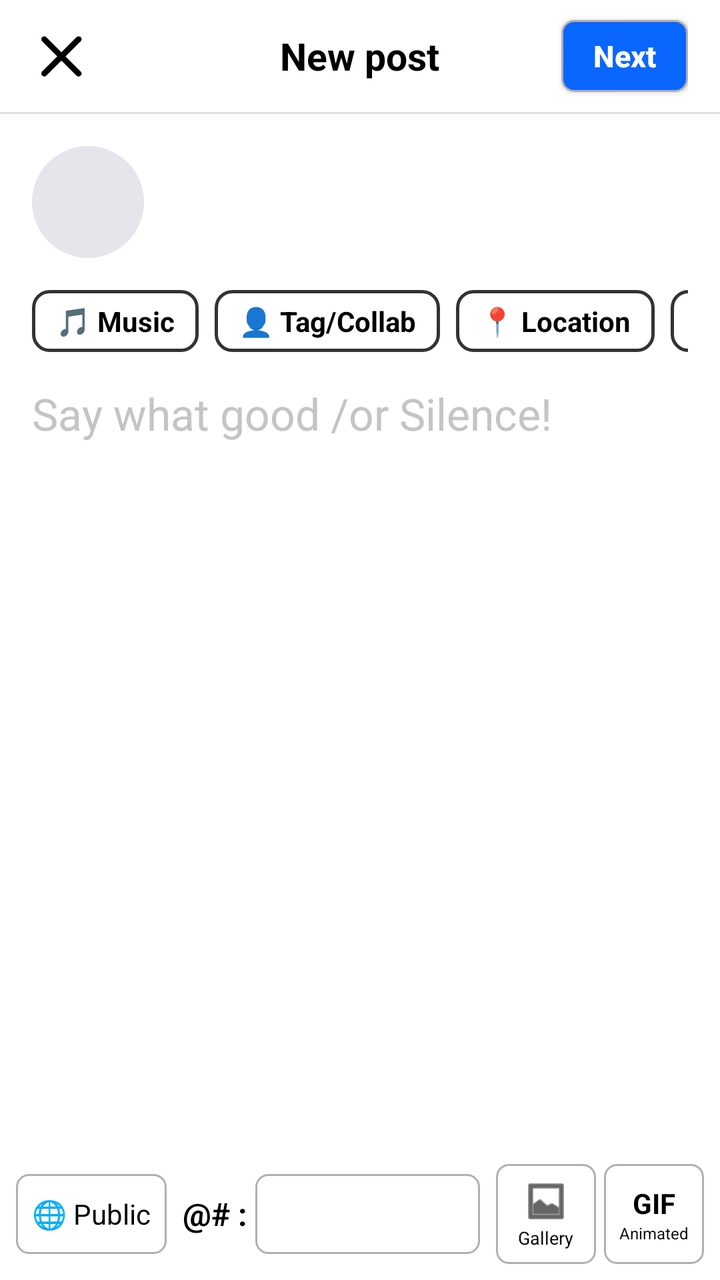
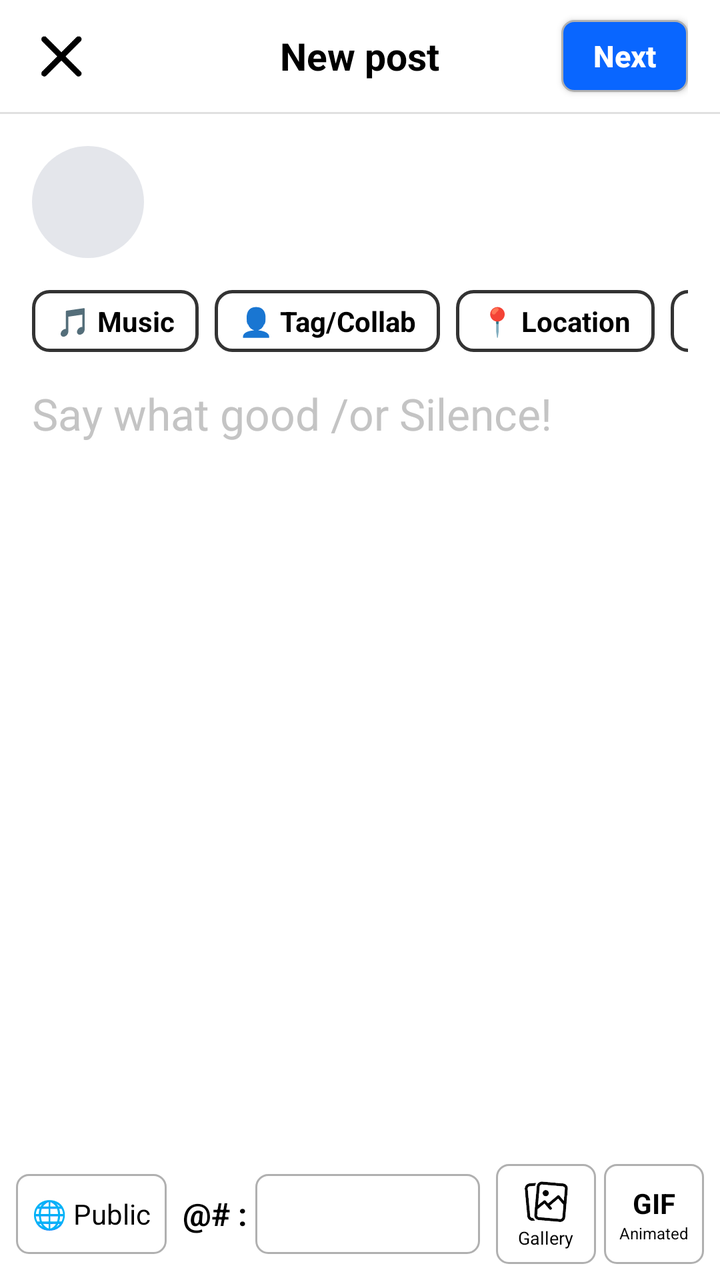

Compare the two renders of this Android layout. The source of the first and the diff that turns it into the second are given below.
<!-- AndroidManifest.xml: application theme Theme.AppCompat.Light.NoActionBar -->
<!-- res/layout/activity_new_post.xml -->
<?xml version="1.0" encoding="utf-8"?>
<RelativeLayout xmlns:android="http://schemas.android.com/apk/res/android"
    xmlns:app="http://schemas.android.com/apk/res-auto"
    android:layout_width="match_parent"
    android:layout_height="match_parent"
    android:background="#FFFFFF">

    
    <RelativeLayout
        android:id="@+id/topBar"
        android:layout_width="match_parent"
        android:layout_height="56dp"
        android:paddingHorizontal="16dp">

        <ImageView
            android:id="@+id/btnClose"
            android:layout_width="30dp"
            android:layout_height="30dp"
            android:layout_alignParentStart="true"
            android:layout_centerVertical="true"
            android:src="@drawable/ic_menu_close"
            app:tint="#000000" />

        <TextView
            android:id="@+id/tvTitle"
            android:layout_width="wrap_content"
            android:layout_height="wrap_content"
            android:layout_centerInParent="true"
            android:text="New post"
            android:textColor="#000000"
            android:textSize="19sp"
            android:textStyle="bold" />

        <Button
            android:id="@+id/btnPost"
            android:layout_width="wrap_content"
            android:layout_height="36dp"
            android:layout_alignParentEnd="true"
            android:layout_centerVertical="true"
            android:background="@drawable/bg_border_box"
            android:minWidth="0dp"
            android:minHeight="0dp"
            android:paddingHorizontal="16dp"
            android:text="Next"
            android:textAllCaps="false"
            android:textColor="#FFFFFF"
            android:textSize="15sp"
            android:textStyle="bold" />

    </RelativeLayout>

    <View
        android:id="@+id/dividerTop"
        android:layout_width="match_parent"
        android:layout_height="1dp"
        android:layout_below="@id/topBar"
        android:background="#E0E0E0" />

    
    <ScrollView
        android:layout_width="match_parent"
        android:layout_height="match_parent"
        android:layout_above="@id/bottomBar"
        android:layout_below="@id/dividerTop"
        android:fillViewport="true">

        <LinearLayout
            android:layout_width="match_parent"
            android:layout_height="wrap_content"
            android:orientation="vertical"
            android:padding="16dp">

            
            <LinearLayout
                android:layout_width="match_parent"
                android:layout_height="wrap_content"
                android:gravity="center_vertical"
                android:orientation="horizontal">

                
                <ImageView
                    android:id="@+id/imgProfile"
                    android:layout_width="56dp"
                    android:layout_height="56dp"
                    android:background="@drawable/bg_circle"
                    android:scaleType="centerCrop" />

                
                <TextView
                    android:id="@+id/tvUserName"
                    android:layout_width="0dp"
                    android:layout_height="wrap_content"
                    android:layout_marginStart="12dp"
                    android:layout_weight="1"
                    android:maxLines="4"
                    android:text=""
                    android:textColor="#000000"
                    android:textSize="17sp" />
            </LinearLayout>

            
            <HorizontalScrollView
                android:layout_width="match_parent"
                android:layout_height="wrap_content"
                android:layout_marginTop="16dp"
                android:scrollbars="none">

                <LinearLayout
                    android:layout_width="wrap_content"
                    android:layout_height="wrap_content"
                    android:orientation="horizontal">

                    <LinearLayout
                        android:id="@+id/btnMusic"
                        android:layout_width="wrap_content"
                        android:layout_height="wrap_content"
                        android:layout_marginEnd="8dp"
                        android:background="@drawable/bg_chip_border"
                        android:gravity="center_vertical"
                        android:paddingHorizontal="12dp"
                        android:paddingVertical="6dp">

                        <TextView
                            android:id="@+id/tvMusicChipText"
                            android:layout_width="wrap_content"
                            android:layout_height="wrap_content"
                            android:text="🎵 Music"
                            android:textColor="#000000"
                            android:textSize="14sp"
                            android:textStyle="bold" />
                    </LinearLayout>

                    <LinearLayout
                        android:id="@+id/btnTagCollab"
                        android:layout_width="wrap_content"
                        android:layout_height="wrap_content"
                        android:layout_marginEnd="8dp"
                        android:background="@drawable/bg_chip_border"
                        android:gravity="center_vertical"
                        android:paddingHorizontal="12dp"
                        android:paddingVertical="6dp">

                        <TextView
                            android:id="@+id/tvTagCollabChipText"
                            android:layout_width="wrap_content"
                            android:layout_height="wrap_content"
                            android:text="👤 Tag/Collab"
                            android:textColor="#000000"
                            android:textSize="14sp"
                            android:textStyle="bold" />
                    </LinearLayout>

                    <LinearLayout
                        android:id="@+id/btnLocation"
                        android:layout_width="wrap_content"
                        android:layout_height="wrap_content"
                        android:layout_marginEnd="8dp"
                        android:background="@drawable/bg_chip_border"
                        android:gravity="center_vertical"
                        android:paddingHorizontal="12dp"
                        android:paddingVertical="6dp">

                        <TextView
                            android:id="@+id/tvLocationChipText"
                            android:layout_width="wrap_content"
                            android:layout_height="wrap_content"
                            android:text="📍 Location"
                            android:textColor="#000000"
                            android:textSize="14sp"
                            android:textStyle="bold" />
                    </LinearLayout>

                    <LinearLayout
                        android:id="@+id/btnFeeling"
                        android:layout_width="wrap_content"
                        android:layout_height="wrap_content"
                        android:background="@drawable/bg_chip_border"
                        android:gravity="center_vertical"
                        android:paddingHorizontal="12dp"
                        android:paddingVertical="6dp">

                        <TextView
                            android:id="@+id/tvFeelingChipText"
                            android:layout_width="wrap_content"
                            android:layout_height="wrap_content"
                            android:text="😃 Feeling/Activity"
                            android:textColor="#000000"
                            android:textSize="14sp"
                            android:textStyle="bold" />
                    </LinearLayout>
                </LinearLayout>
            </HorizontalScrollView>

            
            <EditText
                android:id="@+id/etText"
                android:layout_width="match_parent"
                android:layout_height="wrap_content"
                android:layout_marginTop="16dp"
                android:background="@null"
                android:gravity="top|start"
                android:hint="Say what good /or Silence!"
                android:inputType="textMultiLine"
                android:minLines="6"
                android:textColor="#000000"
                android:textColorHint="#C4C4C4"
                android:textSize="22sp" />

        </LinearLayout>
    </ScrollView>

    
    <LinearLayout
        android:id="@+id/bottomBar"
        android:layout_width="match_parent"
        android:layout_height="wrap_content"
        android:layout_alignParentBottom="true"
        android:gravity="center_vertical"
        android:orientation="horizontal"
        android:padding="8dp">

        
        <LinearLayout
            android:id="@+id/btnPrivacy"
            android:layout_width="wrap_content"
            android:layout_height="40dp"
            android:background="@drawable/bg_border_box2"
            android:gravity="center_vertical"
            android:paddingHorizontal="8dp">

            <TextView
                android:id="@+id/tvPrivacy"
                android:layout_width="wrap_content"
                android:layout_height="wrap_content"
                android:text="🌐 Public"
                android:textColor="#000000"
                android:textSize="14sp" />
        </LinearLayout>

        
        <TextView
            android:layout_width="wrap_content"
            android:layout_height="wrap_content"
            android:layout_marginStart="8dp"
            android:text="@# :"
            android:textColor="#000000"
            android:textSize="16sp"
            android:textStyle="bold" />

        
        <EditText
            android:id="@+id/etHashtags"
            android:layout_width="0dp"
            android:layout_height="40dp"
            android:layout_marginStart="4dp"
            android:layout_weight="1"
            android:background="@drawable/bg_border_box2"
            android:hint=""
            android:paddingHorizontal="8dp"
            android:singleLine="true"
            android:textSize="14sp" />

        
        <LinearLayout
            android:id="@+id/btnGallery"
            android:layout_width="50dp"
            android:layout_height="50dp"
            android:layout_marginStart="8dp"
            android:background="@drawable/bg_border_box2"
            android:gravity="center"
            android:orientation="vertical">

            <ImageView
                android:layout_width="24dp"
                android:layout_height="24dp"
                android:src="@android:drawable/ic_menu_gallery"
                app:tint="#000000" />

            <TextView
                android:layout_width="wrap_content"
                android:layout_height="wrap_content"
                android:text="Gallery"
                android:textColor="#000000"
                android:textSize="9sp" />
        </LinearLayout>

        
        <LinearLayout
            android:id="@+id/btnGif"
            android:layout_width="50dp"
            android:layout_height="50dp"
            android:layout_marginStart="4dp"
            android:background="@drawable/bg_border_box2"
            android:gravity="center"
            android:orientation="vertical">

            <TextView
                android:layout_width="wrap_content"
                android:layout_height="wrap_content"
                android:text="GIF"
                android:textColor="#000000"
                android:textSize="14sp"
                android:textStyle="bold" />

            <TextView
                android:layout_width="wrap_content"
                android:layout_height="wrap_content"
                android:text="Animated"
                android:textColor="#000000"
                android:textSize="8sp" />
        </LinearLayout>
    </LinearLayout>

</RelativeLayout>
<!-- resources referenced by this layout -->
<resources>
  <!-- drawable bg_border_box (drawable) -->
  <?xml version="1.0" encoding="utf-8"?>
  <shape xmlns:android="http://schemas.android.com/apk/res/android">
      <solid android:color="#0966FF" />
      <corners android:radius="6dp" />
      <stroke android:width="1dp" android:color="#B0B0B0" />
  </shape>
  <!-- drawable bg_border_box2 (drawable) -->
  <?xml version="1.0" encoding="utf-8"?>
  <shape xmlns:android="http://schemas.android.com/apk/res/android">
      <solid android:color="#FFFFFF" />
      <corners android:radius="6dp" />
      <stroke android:width="1dp" android:color="#B0B0B0" />
  </shape>
  <!-- drawable bg_chip_border (drawable) -->
  <?xml version="1.0" encoding="utf-8"?>
  <shape xmlns:android="http://schemas.android.com/apk/res/android">
      <solid android:color="#FFFFFF" />
      <corners android:radius="8dp" />
      <stroke android:width="1.5dp" android:color="#333333" />
  </shape>
  <!-- drawable bg_circle (drawable) -->
  <?xml version="1.0" encoding="utf-8"?>
  <shape xmlns:android="http://schemas.android.com/apk/res/android"
      android:shape="oval">
      <solid android:color="#E4E6EB"/>
  </shape>
  <!-- drawable ic_menu_close: png bitmap (drawable, 4122 bytes) -->
</resources>

<!-- the commit's change to res/layout/activity_new_post.xml (unified diff, before → after) -->
@@ -273,7 +273,8 @@
             <ImageView
                 android:layout_width="24dp"
                 android:layout_height="24dp"
-                android:src="@android:drawable/ic_menu_gallery"
+                android:src="@drawable/cam_gallery"
+                android:scaleType="fitCenter"
                 app:tint="#000000" />
 
             <TextView
<!-- resource entries referenced after the edit -->
@@ -27,6 +27,7 @@
       android:shape="oval">
       <solid android:color="#E4E6EB"/>
   </shape>
+  <!-- drawable cam_gallery: png bitmap (drawable, 14801 bytes) -->
   <!-- drawable ic_menu_close: png bitmap (drawable, 4122 bytes) -->
 </resources>
 
